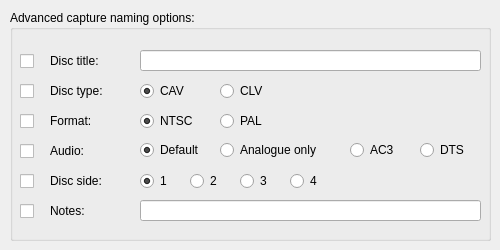
Old version of the form Linux-Application/DomesdayDuplicator/advancednamingdialog.ui in the repository simoninns/DomesdayDuplicator-gui-app.
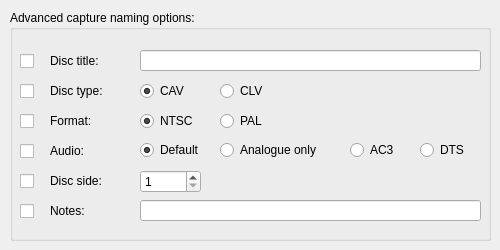
New version of the form.

Commit message:
Make the side number a spin box.
Box sets with large numbers of discs are fairly common for TV series.

```diff
--- a/Linux-Application/DomesdayDuplicator/advancednamingdialog.ui
+++ b/Linux-Application/DomesdayDuplicator/advancednamingdialog.ui
@@ -166,73 +166,6 @@
      <string>Disc side:</string>
     </property>
    </widget>
-   <widget class="QRadioButton" name="sideOneRadioButton">
-    <property name="geometry">
-     <rect>
-      <x>130</x>
-      <y>160</y>
-      <width>41</width>
-      <height>22</height>
-     </rect>
-    </property>
-    <property name="text">
-     <string>1</string>
-    </property>
-    <property name="checked">
-     <bool>true</bool>
-    </property>
-    <attribute name="buttonGroup">
-     <string notr="true">discSideButtonGroup</string>
-    </attribute>
-   </widget>
-   <widget class="QRadioButton" name="sideTwoRadioButton">
-    <property name="geometry">
-     <rect>
-      <x>180</x>
-      <y>160</y>
-      <width>41</width>
-      <height>22</height>
-     </rect>
-    </property>
-    <property name="text">
-     <string>2</string>
-    </property>
-    <attribute name="buttonGroup">
-     <string notr="true">discSideButtonGroup</string>
-    </attribute>
-   </widget>
-   <widget class="QRadioButton" name="sideThreeRadioButton">
-    <property name="geometry">
-     <rect>
-      <x>230</x>
-      <y>160</y>
-      <width>41</width>
-      <height>22</height>
-     </rect>
-    </property>
-    <property name="text">
-     <string>3</string>
-    </property>
-    <attribute name="buttonGroup">
-     <string notr="true">discSideButtonGroup</string>
-    </attribute>
-   </widget>
-   <widget class="QRadioButton" name="sideFourRadioButton">
-    <property name="geometry">
-     <rect>
-      <x>280</x>
-      <y>160</y>
-      <width>41</width>
-      <height>22</height>
-     </rect>
-    </property>
-    <property name="text">
-     <string>4</string>
-    </property>
-    <attribute name="buttonGroup">
-     <string notr="true">discSideButtonGroup</string>
-    </attribute>
-   </widget>
    <widget class="QCheckBox" name="discTitleCheckBox">
     <property name="geometry">
      <rect>
@@ -414,6 +347,22 @@
      <string notr="true">audioButtonGroup</string>
     </attribute>
    </widget>
+   <widget class="QSpinBox" name="discSideSpinBox">
+    <property name="geometry">
+     <rect>
+      <x>130</x>
+      <y>160</y>
+      <width>61</width>
+      <height>23</height>
+     </rect>
+    </property>
+    <property name="minimum">
+     <number>1</number>
+    </property>
+    <property name="maximum">
+     <number>999</number>
+    </property>
+   </widget>
   </widget>
  </widget>
  <tabstops>
```
Left out of the diff: 5 changed lines with no effect on the pictures. The commit also changes 1 other file.
